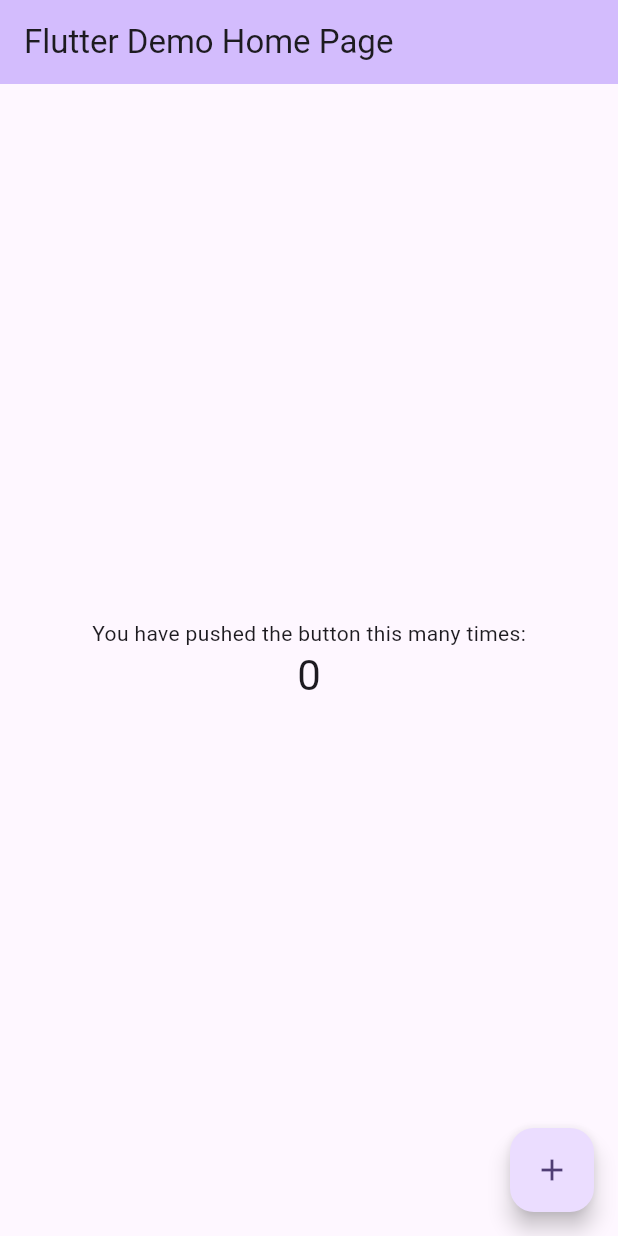
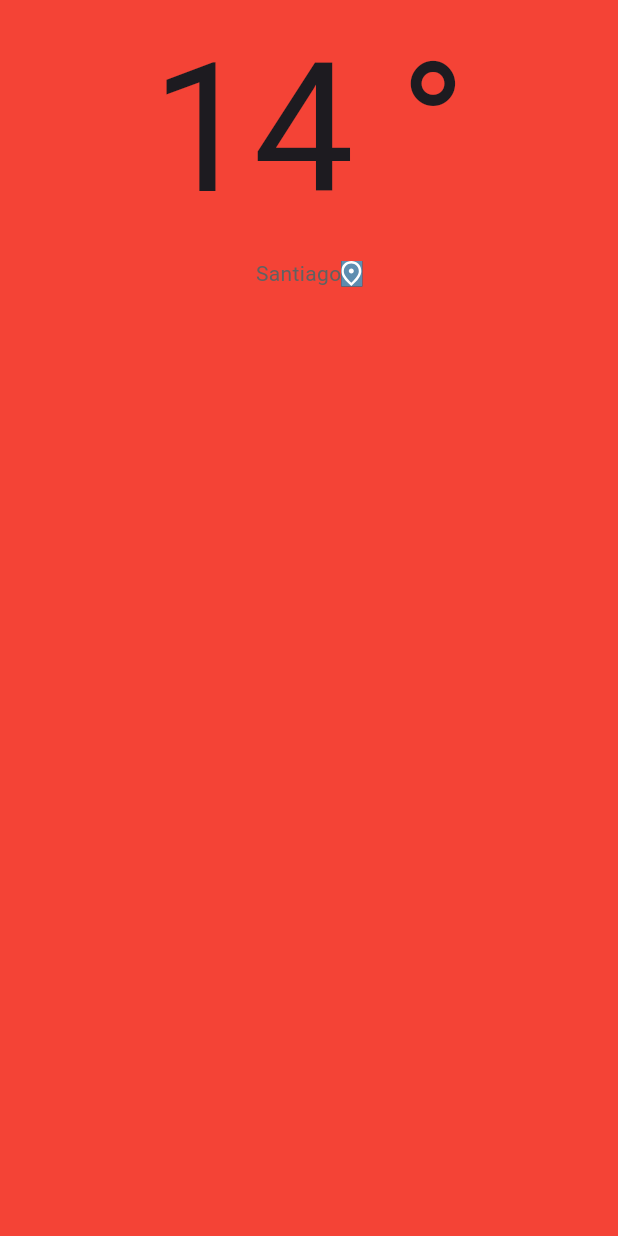
Before and after one commit to dcgx/ClimateApp, a Flutter app: the screen it shows after launch, on a phone screen of 412 x 824 dp. Run offline on Flutter 3.47's test engine with Material 2 defaults, Android fonts, the phone set to English and light mode, and no system bars; our stand-ins replace flutter_svg, geolocator.

Commit message:
✨ feat: initial app design

```diff
--- a/lib/main.dart
+++ b/lib/main.dart
@@ -1,7 +1,12 @@
 import 'package:flutter/material.dart';
+import 'package:provider/provider.dart';
+import 'package:weather_app/provider/weather_provider.dart';
+import 'package:weather_app/screens/home_screen.dart';
 
 void main() {
-  runApp(const MyApp());
+  runApp(MultiProvider(providers: [
+    ChangeNotifierProvider(create: (_) => WeatherProvider()),
+  ], child: MyApp()));
 }
 
 class MyApp extends StatelessWidget {
@@ -31,95 +36,7 @@ class MyApp extends StatelessWidget {
         colorScheme: ColorScheme.fromSeed(seedColor: Colors.deepPurple),
         useMaterial3: true,
       ),
-      home: const MyHomePage(title: 'Flutter Demo Home Page'),
+      home: const HomeScreen(),
     );
   }
 }
-
-class MyHomePage extends StatefulWidget {
-  const MyHomePage({super.key, required this.title});
-
-  // This widget is the home page of your application. It is stateful, meaning
-  // that it has a State object (defined below) that contains fields that affect
-  // how it looks.
-
-  // This class is the configuration for the state. It holds the values (in this
-  // case the title) provided by the parent (in this case the App widget) and
-  // used by the build method of the State. Fields in a Widget subclass are
-  // always marked "final".
-
-  final String title;
-
-  @override
-  State<MyHomePage> createState() => _MyHomePageState();
-}
-
-class _MyHomePageState extends State<MyHomePage> {
-  int _counter = 0;
-
-  void _incrementCounter() {
-    setState(() {
-      // This call to setState tells the Flutter framework that something has
-      // changed in this State, which causes it to rerun the build method below
-      // so that the display can reflect the updated values. If we changed
-      // _counter without calling setState(), then the build method would not be
-      // called again, and so nothing would appear to happen.
-      _counter++;
-    });
-  }
-
-  @override
-  Widget build(BuildContext context) {
-    // This method is rerun every time setState is called, for instance as done
-    // by the _incrementCounter method above.
-    //
-    // The Flutter framework has been optimized to make rerunning build methods
-    // fast, so that you can just rebuild anything that needs updating rather
-    // than having to individually change instances of widgets.
-    return Scaffold(
-      appBar: AppBar(
-        // TRY THIS: Try changing the color here to a specific color (to
-        // Colors.amber, perhaps?) and trigger a hot reload to see the AppBar
-        // change color while the other colors stay the same.
-        backgroundColor: Theme.of(context).colorScheme.inversePrimary,
-        // Here we take the value from the MyHomePage object that was created by
-        // the App.build method, and use it to set our appbar title.
-        title: Text(widget.title),
-      ),
-      body: Center(
-        // Center is a layout widget. It takes a single child and positions it
-        // in the middle of the parent.
-        child: Column(
-          // Column is also a layout widget. It takes a list of children and
-          // arranges them vertically. By default, it sizes itself to fit its
-          // children horizontally, and tries to be as tall as its parent.
-          //
-          // Column has various properties to control how it sizes itself and
-          // how it positions its children. Here we use mainAxisAlignment to
-          // center the children vertically; the main axis here is the vertical
-          // axis because Columns are vertical (the cross axis would be
-          // horizontal).
-          //
-          // TRY THIS: Invoke "debug painting" (choose the "Toggle Debug Paint"
-          // action in the IDE, or press "p" in the console), to see the
-          // wireframe for each widget.
-          mainAxisAlignment: MainAxisAlignment.center,
-          children: <Widget>[
-            const Text(
-              'You have pushed the button this many times:',
-            ),
-            Text(
-              '$_counter',
-              style: Theme.of(context).textTheme.headlineMedium,
-            ),
-          ],
-        ),
-      ),
-      floatingActionButton: FloatingActionButton(
-        onPressed: _incrementCounter,
-        tooltip: 'Increment',
-        child: const Icon(Icons.add),
-      ), // This trailing comma makes auto-formatting nicer for build methods.
-    );
-  }
-}
--- /dev/null
+++ b/lib/screens/home_screen.dart
@@ -0,0 +1,78 @@
+import 'package:flutter/material.dart';
+import 'package:flutter_svg/svg.dart';
+import 'package:provider/provider.dart';
+import 'package:weather_app/provider/weather_provider.dart';
+
+class HomeScreen extends StatefulWidget {
+  const HomeScreen({super.key});
+
+  @override
+  State<HomeScreen> createState() => _HomeScreenState();
+}
+
+class _HomeScreenState extends State<HomeScreen> {
+  bool _isLoading = false;
+
+  Future<void> _getData() {
+    _isLoading = true;
+
+    return Future.delayed(Duration(seconds: 3), () {
+      _isLoading = false;
+    });
+  }
+
+  @override
+  void initState() {
+    super.initState();
+
+    _getData();
+  }
+
+  @override
+  Widget build(BuildContext context) {
+    return Scaffold(body: SafeArea(child: Consumer<WeatherProvider>(
+      builder: (context, weatherProvider, _) {
+        if (weatherProvider.isLocationError)
+          return Center(child: Text('Location Error'));
+        if (weatherProvider.isRequestError)
+          return Center(child: Text('Request Error'));
+        return Container(
+          decoration: BoxDecoration(color: Colors.red),
+          child: ListView(
+            children: [
+              Column(
+                children: [
+                  Container(
+                    child: Text(
+                      '14 °',
+                      style: TextStyle(
+                        fontSize: 120,
+                      ),
+                    ),
+                  ),
+                  Row(
+                    mainAxisAlignment: MainAxisAlignment.center,
+                    children: [
+                      Container(
+                        child: Text(
+                          'Santiago',
+                          style: TextStyle(
+                              fontSize: 14,
+                              color: Colors.grey[700],
+                              height: 1.5),
+                        ),
+                      ),
+                      Container(
+                        child: SvgPicture.asset('assets/icons/location_on.svg'),
+                      )
+                    ],
+                  )
+                ],
+              )
+            ],
+          ),
+        );
+      },
+    )));
+  }
+}
```
Also changed, not shown: lib/provider/weather_provider.dart (added, +48 -0 lines), lib/helpers/constants.dart (added).
